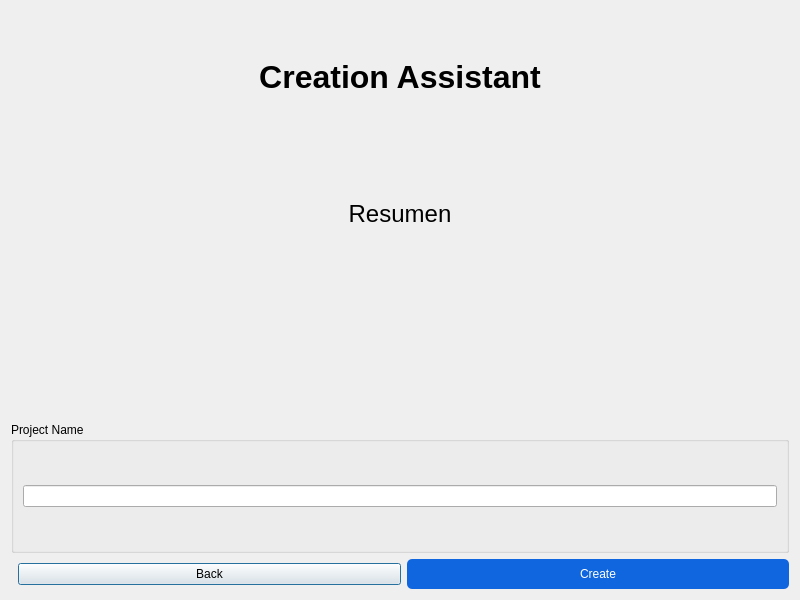
RapidWebForge/RapidWebForgeApp, file src/components/summary-assistant/summaryassistant.ui: the form before one commit.
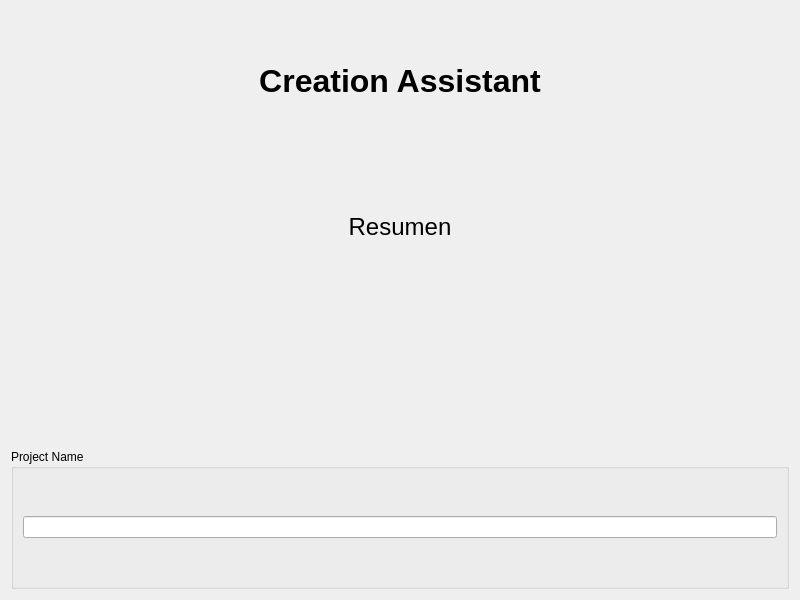
The form after the commit. Icons and pictures are not drawn.

Diff of the .ui file:
```diff
--- a/src/components/summary-assistant/summaryassistant.ui
+++ b/src/components/summary-assistant/summaryassistant.ui
@@ -26,7 +26,6 @@
      <property name="font">
       <font>
        <pointsize>24</pointsize>
-       <weight>75</weight>
        <bold>true</bold>
       </font>
      </property>
@@ -96,40 +95,6 @@
      </layout>
     </widget>
    </item>
-   <!-- Botones para navegar entre pantallas -->
-   <item>
-    <layout class="QHBoxLayout" name="buttonLayout">
-     <item>
-      <spacer name="horizontalSpacer">
-       <property name="orientation">
-        <enum>Qt::Horizontal</enum>
-       </property>
-       <property name="sizeType">
-        <enum>QSizePolicy::Expanding</enum>
-       </property>
-      </spacer>
-     </item>
-     <!-- Botón Back -->
-     <item>
-      <widget class="QPushButton" name="backButton">
-       <property name="text">
-        <string>Back</string>
-       </property>
-      </widget>
-     </item>
-     <!-- Botón Create -->
-     <item>
-      <widget class="QPushButton" name="createButton">
-       <property name="text">
-        <string>Create</string>
-       </property>
-       <property name="styleSheet">
-        <string notr="true">background-color: #0F66DE; color: #ffffff; padding: 8px 16px; border-radius: 5px;</string>
-       </property>
-      </widget>
-     </item>
-    </layout>
-   </item>
   </layout>
  </widget>
  <resources/>
```
Left out of the diff: 40 changed lines with no effect on the pictures.
